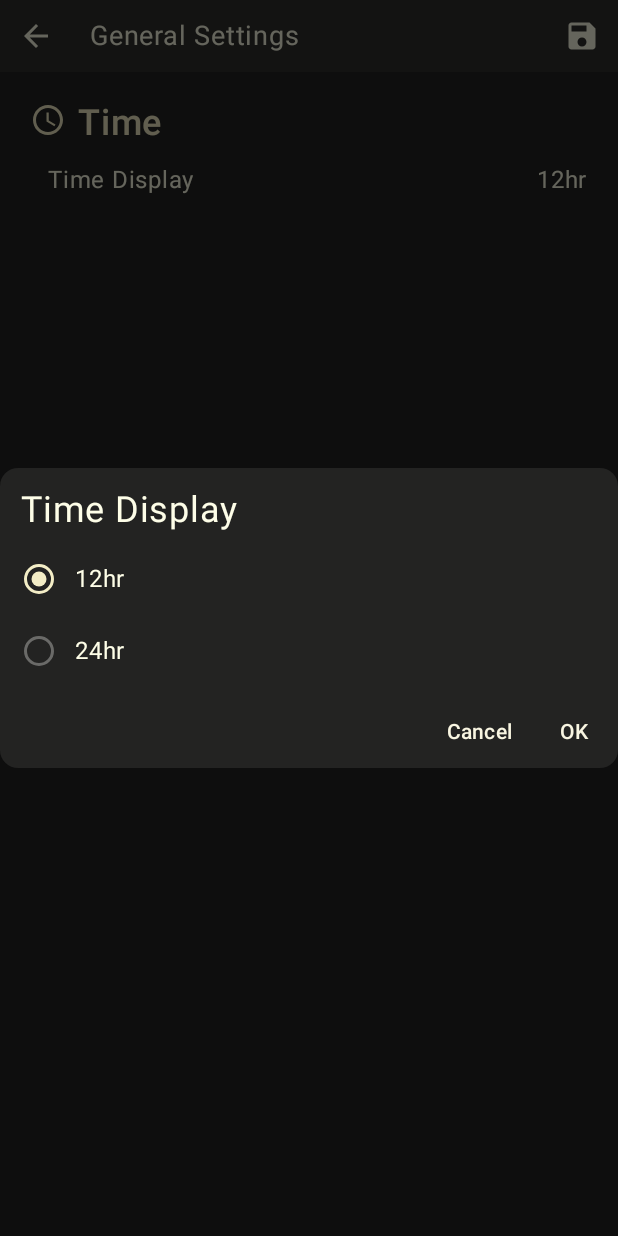
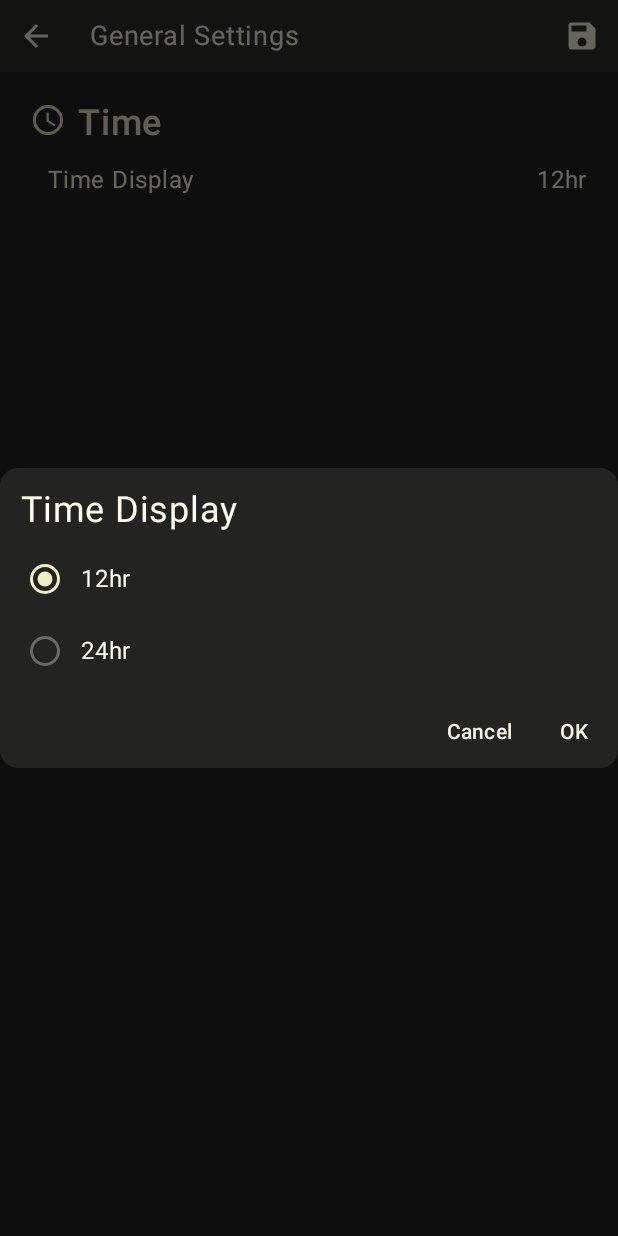
Before and after one commit to Joe-Beaulieu-Dev/maritime-alarm, an Android app built with Jetpack Compose: the GeneralSettingsScreen screen opened through its navigation route, after a tap on "Time Display", on a phone screen of 412 x 824 dp. Run offline under Robolectric (Android 15) with nearby library versions, the phone set to English and light mode, and no system bars; our stand-ins replace Room's generated code.

Commit message:
Add up navigation to GeneralSettingsScreen. Modify TimeDisplaySelectionDialog padding.

```diff
--- a/app/src/main/java/com/example/alarmscratch/core/navigation/AlarmApp.kt
+++ b/app/src/main/java/com/example/alarmscratch/core/navigation/AlarmApp.kt
@@ -62,7 +62,10 @@ fun AlarmApp() {
 
         // General Settings Screen
         composable<Destination.GeneralSettingsScreen> {
-            GeneralSettingsScreen(modifier = Modifier.fillMaxSize())
+            GeneralSettingsScreen(
+                navHostController = navHostController,
+                modifier = Modifier.fillMaxSize()
+            )
         }
 
         // Alarm Defaults Screen
--- a/app/src/main/java/com/example/alarmscratch/settings/ui/generalsettings/GeneralSettingsScreen.kt
+++ b/app/src/main/java/com/example/alarmscratch/settings/ui/generalsettings/GeneralSettingsScreen.kt
@@ -53,6 +53,8 @@ import androidx.compose.ui.unit.dp
 import androidx.compose.ui.unit.sp
 import androidx.compose.ui.window.Dialog
 import androidx.compose.ui.window.DialogProperties
+import androidx.navigation.NavHostController
+import androidx.navigation.compose.rememberNavController
 import com.example.alarmscratch.R
 import com.example.alarmscratch.core.ui.shared.CustomTopAppBar
 import com.example.alarmscratch.core.ui.shared.RowSelectionItem
@@ -66,7 +68,10 @@ import com.example.alarmscratch.core.util.StatusBarUtil
 import com.example.alarmscratch.settings.data.model.TimeDisplay
 
 @Composable
-fun GeneralSettingsScreen(modifier: Modifier = Modifier) {
+fun GeneralSettingsScreen(
+    navHostController: NavHostController,
+    modifier: Modifier = Modifier
+) {
     // Configure Status Bar
     StatusBarUtil.setDarkStatusBar()
 
@@ -75,6 +80,7 @@ fun GeneralSettingsScreen(modifier: Modifier = Modifier) {
     val updateTimeDisplay: (TimeDisplay) -> Unit = { timeDisplay = it }
 
     GeneralSettingsScreenContent(
+        navHostController = navHostController,
         timeDisplay = timeDisplay,
         updateTimeDisplay = updateTimeDisplay,
         modifier = modifier
@@ -83,6 +89,7 @@ fun GeneralSettingsScreen(modifier: Modifier = Modifier) {
 
 @Composable
 fun GeneralSettingsScreenContent(
+    navHostController: NavHostController,
     timeDisplay: TimeDisplay,
     updateTimeDisplay: (TimeDisplay) -> Unit,
     modifier: Modifier = Modifier
@@ -96,7 +103,7 @@ fun GeneralSettingsScreenContent(
             CustomTopAppBar(
                 titleRes = R.string.settings_general,
                 navigationButton = {
-                    IconButton(onClick = {}) {
+                    IconButton(onClick = navHostController::navigateUp) {
                         Icon(imageVector = Icons.AutoMirrored.Default.ArrowBack, contentDescription = null)
                     }
                 },
@@ -222,7 +229,7 @@ fun TimeDisplaySelectionDialog(
                                 selectedColor = DarkerBoatSails,
                                 unselectedColor = LightVolcanicRock
                             ),
-                            modifier = Modifier.padding(start = 14.dp)
+                            modifier = Modifier.padding(start = 18.dp)
                         )
                         Text(text = timeDisplay.value, modifier = Modifier.padding(start = 12.dp))
                     }
@@ -260,6 +267,7 @@ fun TimeDisplaySelectionDialog(
 private fun GeneralSettingsScreenPreview() {
     AlarmScratchTheme {
         GeneralSettingsScreenContent(
+            navHostController = rememberNavController(),
             timeDisplay = TimeDisplay.TwelveHour,
             updateTimeDisplay = {}
         )
```
